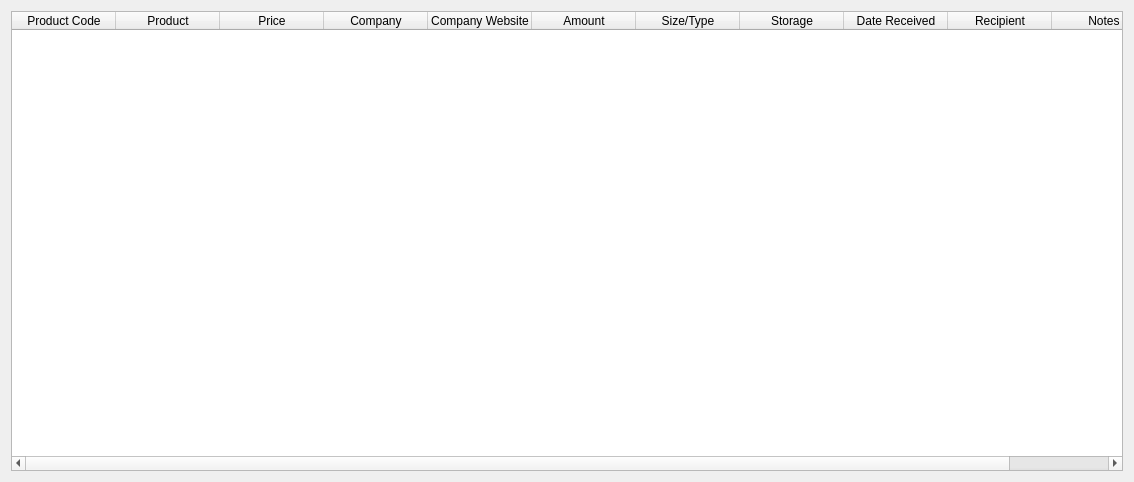
This is viewInventoryDialog.ui in AntonioRoye/inventoryTracker as Qt 5 draws it before an edit. The edited form follows.
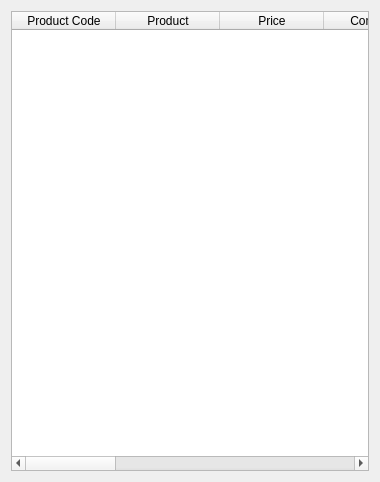
This is the edited form.

Commit message: Added sorting capability to inventory table

What changed in the file:
```diff
--- a/viewInventoryDialog.ui
+++ b/viewInventoryDialog.ui
@@ -6,7 +6,7 @@
    <rect>
     <x>0</x>
     <y>0</y>
-    <width>1134</width>
+    <width>380</width>
     <height>482</height>
    </rect>
   </property>
@@ -34,6 +34,12 @@
      <property name="dragEnabled">
       <bool>false</bool>
      </property>
+     <property name="alternatingRowColors">
+      <bool>true</bool>
+     </property>
+     <property name="sortingEnabled">
+      <bool>true</bool>
+     </property>
      <property name="columnCount">
       <number>11</number>
      </property>
```
The commit also changes 3 other files.
